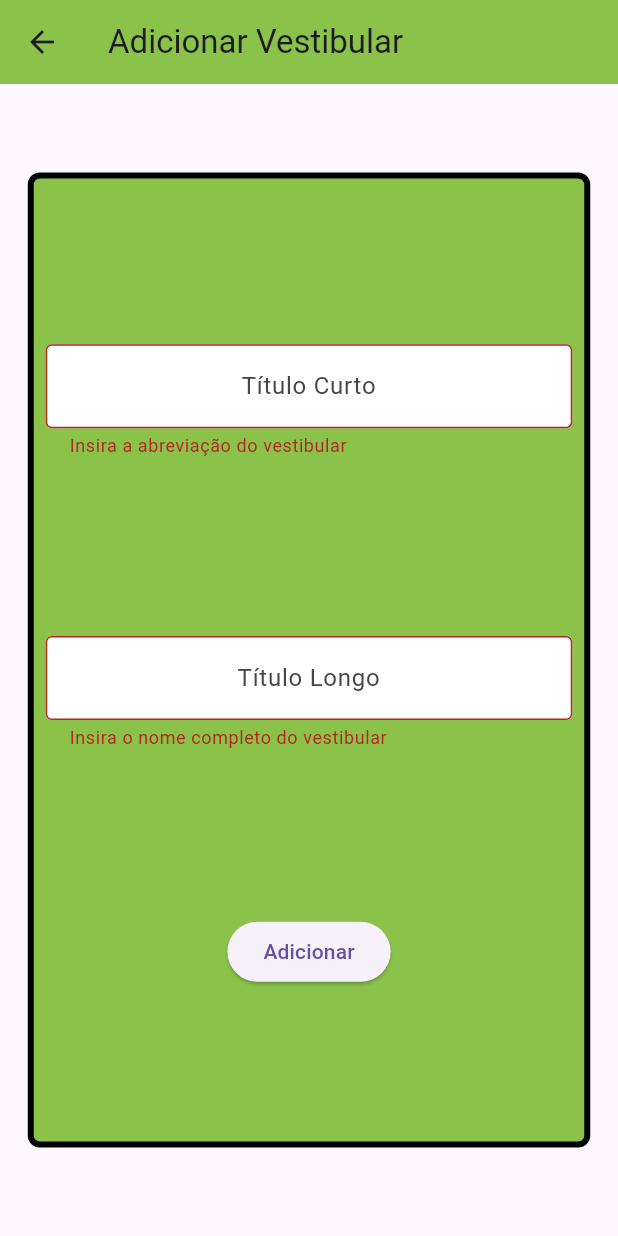
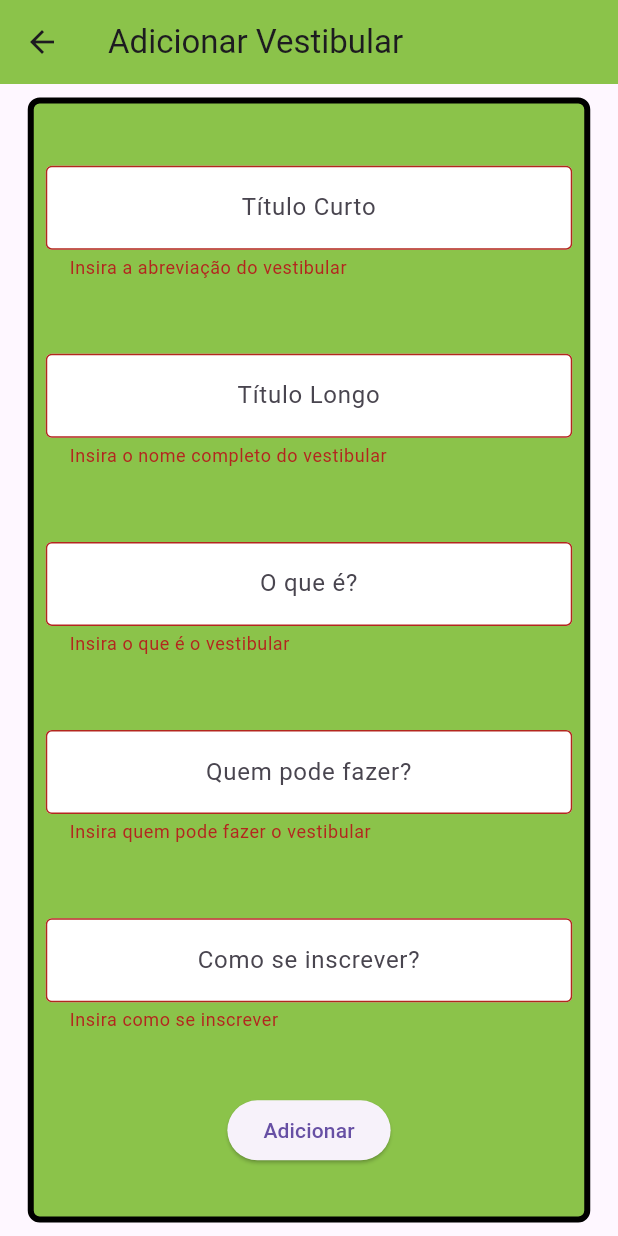
Before and after one commit to rennan-dev/ingressaAm, a Flutter app: the FormScreen screen opened directly, after a tap on "Adicionar", on a phone screen of 412 x 824 dp. Run offline on Flutter 3.47's test engine with Material 3 defaults, Android fonts, the phone set to English and light mode, and no system bars.

```diff
--- a/ingressaAM/lib/data/vestibular_provider.dart
+++ b/ingressaAM/lib/data/vestibular_provider.dart
@@ -8,14 +8,38 @@ class VestibularProvider extends InheritedWidget {
   });
 
   final List<VestibularCard> vestibularList = [
-    VestibularCard('ENEM', 'Exame Nacional do Ensino Médio'),
-    VestibularCard('SISU', 'Sistema de Seleção Unificada'),
-    VestibularCard('PSIU', 'Processo Seletivo Unificado'),
-    VestibularCard('PSS', 'Processo Seletivo Seriado'),
+    VestibularCard(
+      'ENEM',
+      'Exame Nacional do Ensino Médio',
+      'O ENEM é uma prova para avaliar o desempenho do estudante no ensino médio.',
+      'Estudantes que completaram o ensino médio ou estão em fase de conclusão.',
+      'A inscrição é realizada pela internet no site do INEP.',
+    ),
+    VestibularCard(
+      'SISU',
+      'Sistema de Seleção Unificada',
+      'O SISU é um sistema de seleção para universidades públicas baseado na nota do ENEM.',
+      'Quem fez o ENEM no ano anterior e obteve a nota mínima exigida.',
+      'As inscrições são realizadas online no site do SISU.',
+    ),
+    VestibularCard(
+      'PSIU',
+      'Processo Seletivo Unificado',
+      'O PSIU é um vestibular único para várias universidades do estado.',
+      'Estudantes que concluíram ou estão em fase de concluir o ensino médio.',
+      'A inscrição deve ser feita online nos sites das universidades participantes.',
+    ),
+    VestibularCard(
+      'PSS',
+      'Processo Seletivo Seriado',
+      'O PSS é um tipo de vestibular que aplica provas a cada ano do ensino médio.',
+      'Estudantes do ensino médio, dependendo do ano de escolaridade.',
+      'A inscrição deve ser feita no site da instituição organizadora do PSS.',
+    ),
   ];
 
-  void newPersonagem(String tituloCurto, String tituloLongo) {
-    vestibularList.add(VestibularCard(tituloCurto, tituloLongo));
+  void newVestibular(String tituloCurto, String tituloLongo, String oQueEh, String quemPodeFazer, String comoSeInscrever) {
+    vestibularList.add(VestibularCard(tituloCurto, tituloLongo, oQueEh, quemPodeFazer, comoSeInscrever));
   }
 
   static VestibularProvider of(BuildContext context) {
--- a/ingressaAM/lib/screens/form_screen.dart
+++ b/ingressaAM/lib/screens/form_screen.dart
@@ -14,6 +14,9 @@ class _FormScreenState extends State<FormScreen> {
 
   TextEditingController tituloCurtoController = TextEditingController();
   TextEditingController tituloLongoController = TextEditingController();
+  TextEditingController oQueEhController = TextEditingController();
+  TextEditingController quemPodeFazerController = TextEditingController();
+  TextEditingController comoSeInscreverController = TextEditingController();
 
   final _formKey = GlobalKey<FormState>();
 
@@ -36,7 +39,7 @@ class _FormScreenState extends State<FormScreen> {
         body: Center(
           child: SingleChildScrollView(
             child: Container(
-              height: 650,
+              height: 750, // Ajustado para comportar todos os campos
               width: 375,
               decoration: BoxDecoration(
                 color: Colors.lightGreen,
@@ -87,11 +90,76 @@ class _FormScreenState extends State<FormScreen> {
                       ),
                     ),
                   ),
-                  ElevatedButton(onPressed: () {
+                  Padding(
+                    padding: const EdgeInsets.all(8.0),
+                    child: TextFormField(
+                      validator: (String? value) {
+                        if(valueValidate(value)) {
+                          return 'Insira o que é o vestibular';
+                        }
+                        return null;
+                      },
+                      keyboardType: TextInputType.text,
+                      controller: oQueEhController,
+                      textAlign: TextAlign.center,
+                      decoration: const InputDecoration(
+                        border: OutlineInputBorder(),
+                        hintText: 'O que é?',
+                        fillColor: Colors.white,
+                        filled: true,
+                      ),
+                    ),
+                  ),
+                  Padding(
+                    padding: const EdgeInsets.all(8.0),
+                    child: TextFormField(
+                      validator: (String? value) {
+                        if(valueValidate(value)) {
+                          return 'Insira quem pode fazer o vestibular';
+                        }
+                        return null;
+                      },
+                      keyboardType: TextInputType.text,
+                      controller: quemPodeFazerController,
+                      textAlign: TextAlign.center,
+                      decoration: const InputDecoration(
+                        border: OutlineInputBorder(),
+                        hintText: 'Quem pode fazer?',
+                        fillColor: Colors.white,
+                        filled: true,
+                      ),
+                    ),
+                  ),
+                  Padding(
+                    padding: const EdgeInsets.all(8.0),
+                    child: TextFormField(
+                      validator: (String? value) {
+                        if(valueValidate(value)) {
+                          return 'Insira como se inscrever';
+                        }
+                        return null;
+                      },
+                      keyboardType: TextInputType.text,
+                      controller: comoSeInscreverController,
+                      textAlign: TextAlign.center,
+                      decoration: const InputDecoration(
+                        border: OutlineInputBorder(),
+                        hintText: 'Como se inscrever?',
+                        fillColor: Colors.white,
+                        filled: true,
+                      ),
+                    ),
+                  ),
+                  ElevatedButton(
+                    onPressed: () {
                       if(_formKey.currentState!.validate()) {
-                      VestibularProvider.of(widget.formContext).newPersonagem(
+                        // Adicionando todos os parâmetros ao novo vestibular
+                        VestibularProvider.of(widget.formContext).newVestibular(
                           tituloCurtoController.text,
-                          tituloLongoController.text
+                          tituloLongoController.text,
+                          oQueEhController.text,
+                          quemPodeFazerController.text,
+                          comoSeInscreverController.text,
                         );
                         ScaffoldMessenger.of(context).showSnackBar(const SnackBar(content: Text('Vestibular criado com sucesso!')));
                         Navigator.pop(context);
```
Also changed, not shown: ingressaAM/lib/components/vestibular.dart (+90 -8 lines), ingressaAM/lib/screens/vestibular_detalhes.dart (added, +46 -0 lines). Lines whose indentation alone changed are shown as unchanged.
